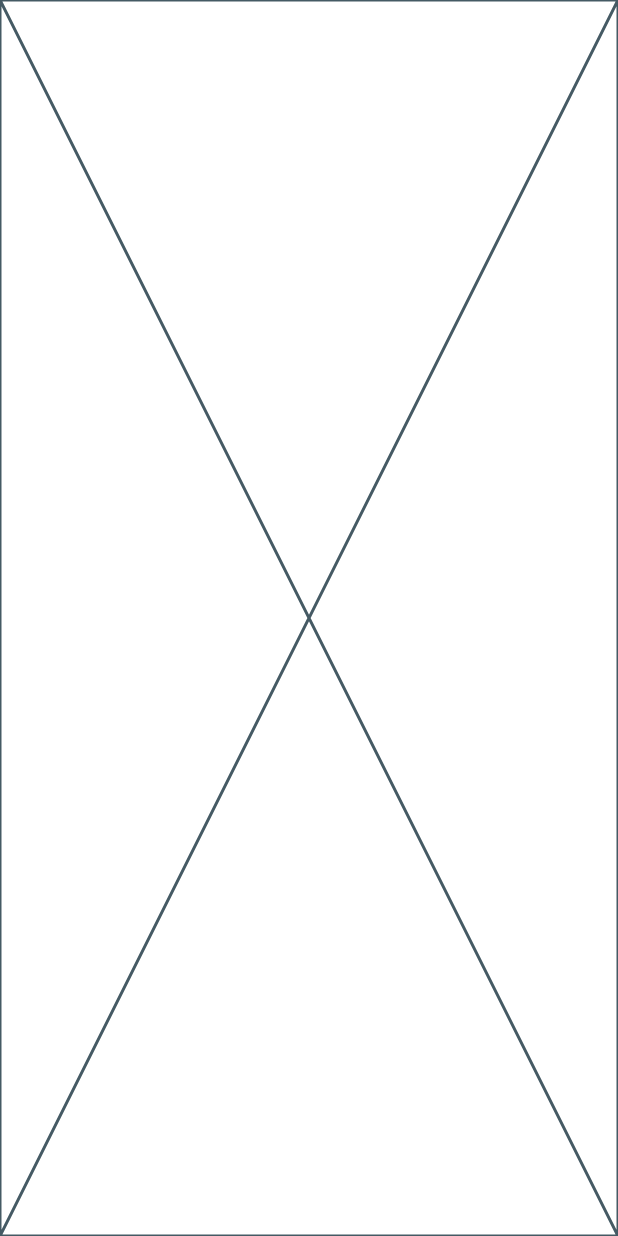
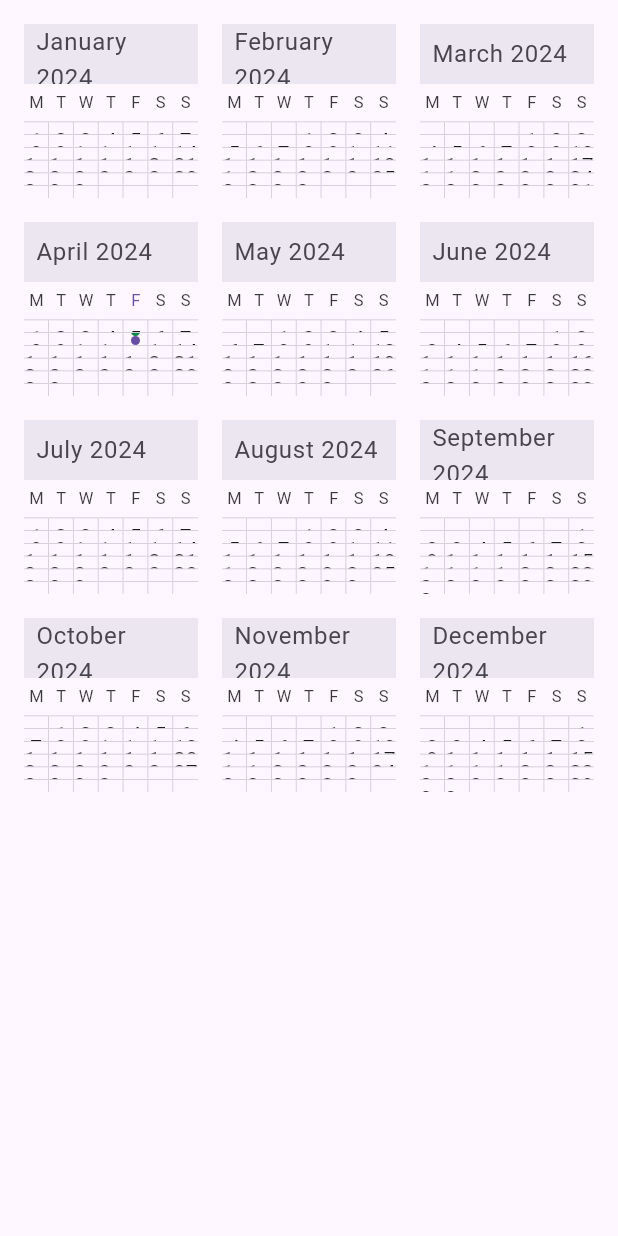
Before and after one commit to kboomska/year-calendar, a Flutter app: the screen it shows after launch, on a phone screen of 412 x 824 dp. Run offline on Flutter 3.47's test engine with Material 3 defaults, Android fonts, the phone set to English and light mode, and no system bars; drawn by our look-alikes of syncfusion_flutter_calendar.

Commit message:
Syncfusion Calendar. Set maxDate

```diff
--- a/lib/calendar/widget/calendar_screen.dart
+++ b/lib/calendar/widget/calendar_screen.dart
@@ -1,10 +1,30 @@
 import 'package:flutter/material.dart';
+
+import 'package:calendar/calendar/widget/month_calendar.dart';
 
 class CalendarScreen extends StatelessWidget {
   const CalendarScreen({super.key});
 
   @override
   Widget build(BuildContext context) {
-    return const Placeholder();
+    return Scaffold(
+      body: Padding(
+        padding: const EdgeInsets.all(16.0),
+        child: LayoutBuilder(builder: (context, constraints) {
+          return GridView.builder(
+            itemCount: 12,
+            gridDelegate: const SliverGridDelegateWithFixedCrossAxisCount(
+              crossAxisCount: 3,
+              childAspectRatio: 1.0,
+              crossAxisSpacing: 16.0,
+              mainAxisSpacing: 16.0,
+            ),
+            itemBuilder: (context, index) {
+              return MonthCalendar(index: index);
+            },
+          );
+        }),
+      ),
+    );
   }
 }
--- /dev/null
+++ b/lib/calendar/widget/month_calendar.dart
@@ -0,0 +1,102 @@
+import 'package:flutter/material.dart';
+
+import 'package:syncfusion_flutter_calendar/calendar.dart';
+
+class MonthCalendar extends StatelessWidget {
+  const MonthCalendar({super.key, required this.index});
+
+  final int index;
+
+  @override
+  Widget build(BuildContext context) {
+    final DateTime today = DateTime.now();
+
+    /// Количество дней в месяце.
+    ///
+    /// Требутеся для установления параметра [maxDate], чтобы исключить
+    /// возможность переключения месяца внутри одного виджета при
+    /// выборе даты стрелками на клавиатуре.
+    final int dayInMonth = DateTime(today.year, index + 2, 0).day;
+
+    return SfCalendar(
+      view: CalendarView.month,
+      allowViewNavigation: false,
+      firstDayOfWeek: 1,
+      initialDisplayDate: DateTime(today.year, index + 1, today.day),
+      // initialSelectedDate: ,
+      showNavigationArrow: false,
+      showDatePickerButton: false,
+      viewNavigationMode: ViewNavigationMode.none,
+      minDate: DateTime(today.year, index + 1, 1),
+      maxDate: DateTime(today.year, index + 1, dayInMonth),
+      // onSelectionChanged: ,
+      dataSource: MeetingDataSource(_getDataSource()),
+      monthViewSettings: const MonthViewSettings(
+        appointmentDisplayMode: MonthAppointmentDisplayMode.indicator,
+        // navigationDirection:
+        showTrailingAndLeadingDates: false,
+      ),
+    );
+  }
+}
+
+List<Meeting> _getDataSource() {
+  final List<Meeting> meetings = <Meeting>[];
+  final DateTime today = DateTime.now();
+  final DateTime startTime =
+      DateTime(today.year, today.month, today.day, 9, 0, 0);
+  final DateTime endTime = startTime.add(const Duration(hours: 2));
+
+  meetings.add(
+    Meeting(
+      'Conference',
+      startTime,
+      endTime,
+      const Color(0xFF0F8644),
+      false,
+    ),
+  );
+
+  return meetings;
+}
+
+class MeetingDataSource extends CalendarDataSource {
+  MeetingDataSource(List<Meeting> source) {
+    appointments = source;
+  }
+
+  @override
+  DateTime getStartTime(int index) {
+    return appointments![index].from;
+  }
+
+  @override
+  DateTime getEndTime(int index) {
+    return appointments![index].to;
+  }
+
+  @override
+  String getSubject(int index) {
+    return appointments![index].eventName;
+  }
+
+  @override
+  Color getColor(int index) {
+    return appointments![index].background;
+  }
+
+  @override
+  bool isAllDay(int index) {
+    return appointments![index].isAllDay;
+  }
+}
+
+class Meeting {
+  Meeting(this.eventName, this.from, this.to, this.background, this.isAllDay);
+
+  String eventName;
+  DateTime from;
+  DateTime to;
+  Color background;
+  bool isAllDay;
+}
--- a/pubspec.yaml
+++ b/pubspec.yaml
@@ -10,6 +10,7 @@ environment:
 dependencies:
   flutter:
     sdk: flutter
+  syncfusion_flutter_calendar: ^23.1.39
 
 dev_dependencies:
   flutter_test:
```
Also changed, not shown: pubspec.lock.
